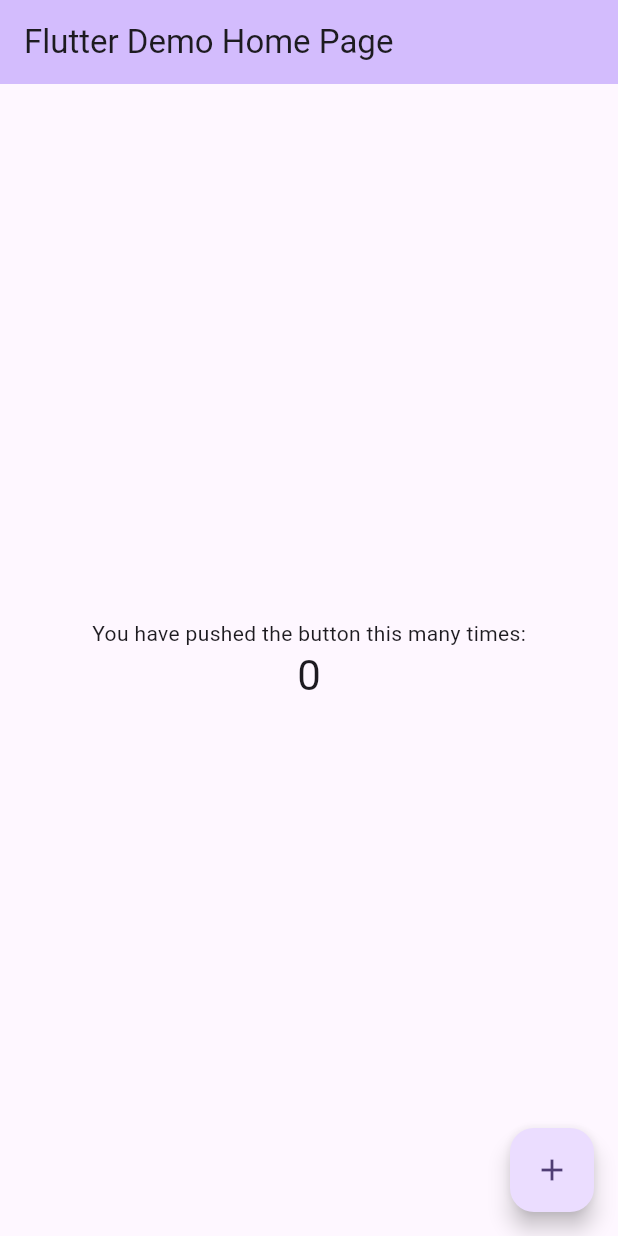
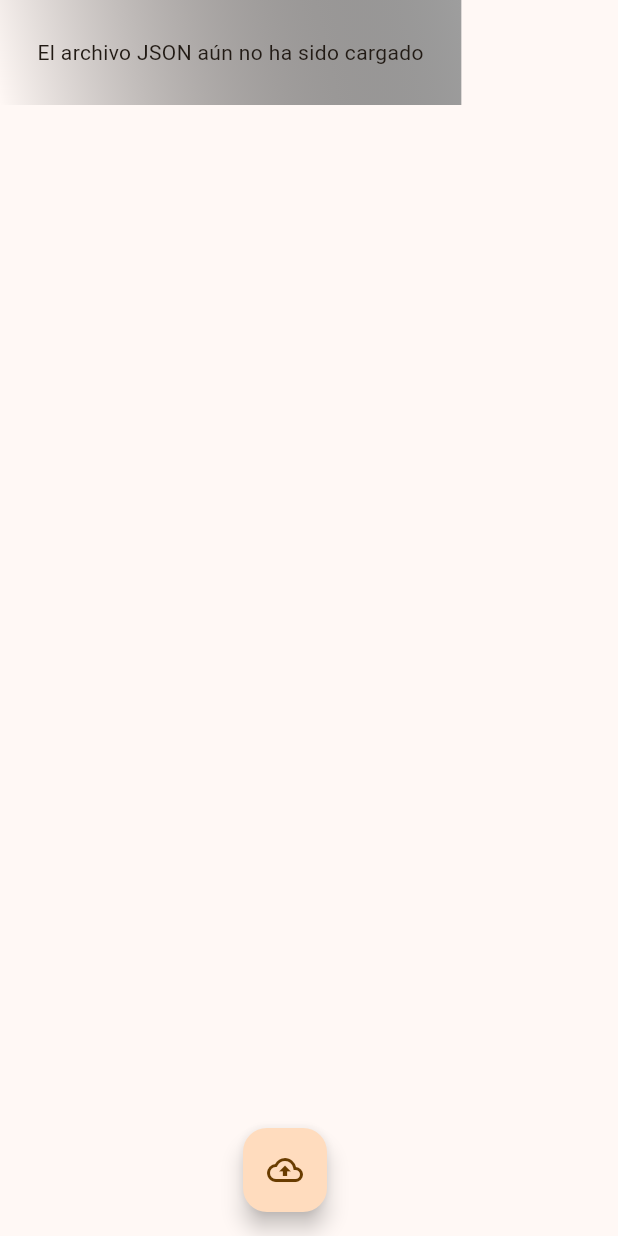
Before and after one commit to ztebo/bcf_proyecto_4, a Flutter app: the screen it shows after launch, on a phone screen of 412 x 824 dp. Run offline on Flutter 3.47's test engine with Material 3 defaults, Android fonts, the light colour scheme and no system bars.

Commit message:
Prueba de carga de JSON exitosa Se debe continuar generando la pantalla de detalles

```diff
--- a/lib/main.dart
+++ b/lib/main.dart
@@ -1,125 +1,7 @@
 import 'package:flutter/material.dart';
+import 'src/my_app.dart';
+
 
 void main() {
   runApp(const MyApp());
 }
-
-class MyApp extends StatelessWidget {
-  const MyApp({super.key});
-
-  // This widget is the root of your application.
-  @override
-  Widget build(BuildContext context) {
-    return MaterialApp(
-      title: 'Flutter Demo',
-      theme: ThemeData(
-        // This is the theme of your application.
-        //
-        // TRY THIS: Try running your application with "flutter run". You'll see
-        // the application has a purple toolbar. Then, without quitting the app,
-        // try changing the seedColor in the colorScheme below to Colors.green
-        // and then invoke "hot reload" (save your changes or press the "hot
-        // reload" button in a Flutter-supported IDE, or press "r" if you used
-        // the command line to start the app).
-        //
-        // Notice that the counter didn't reset back to zero; the application
-        // state is not lost during the reload. To reset the state, use hot
-        // restart instead.
-        //
-        // This works for code too, not just values: Most code changes can be
-        // tested with just a hot reload.
-        colorScheme: ColorScheme.fromSeed(seedColor: Colors.deepPurple),
-        useMaterial3: true,
-      ),
-      home: const MyHomePage(title: 'Flutter Demo Home Page'),
-    );
-  }
-}
-
-class MyHomePage extends StatefulWidget {
-  const MyHomePage({super.key, required this.title});
-
-  // This widget is the home page of your application. It is stateful, meaning
-  // that it has a State object (defined below) that contains fields that affect
-  // how it looks.
-
-  // This class is the configuration for the state. It holds the values (in this
-  // case the title) provided by the parent (in this case the App widget) and
-  // used by the build method of the State. Fields in a Widget subclass are
-  // always marked "final".
-
-  final String title;
-
-  @override
-  State<MyHomePage> createState() => _MyHomePageState();
-}
-
-class _MyHomePageState extends State<MyHomePage> {
-  int _counter = 0;
-
-  void _incrementCounter() {
-    setState(() {
-      // This call to setState tells the Flutter framework that something has
-      // changed in this State, which causes it to rerun the build method below
-      // so that the display can reflect the updated values. If we changed
-      // _counter without calling setState(), then the build method would not be
-      // called again, and so nothing would appear to happen.
-      _counter++;
-    });
-  }
-
-  @override
-  Widget build(BuildContext context) {
-    // This method is rerun every time setState is called, for instance as done
-    // by the _incrementCounter method above.
-    //
-    // The Flutter framework has been optimized to make rerunning build methods
-    // fast, so that you can just rebuild anything that needs updating rather
-    // than having to individually change instances of widgets.
-    return Scaffold(
-      appBar: AppBar(
-        // TRY THIS: Try changing the color here to a specific color (to
-        // Colors.amber, perhaps?) and trigger a hot reload to see the AppBar
-        // change color while the other colors stay the same.
-        backgroundColor: Theme.of(context).colorScheme.inversePrimary,
-        // Here we take the value from the MyHomePage object that was created by
-        // the App.build method, and use it to set our appbar title.
-        title: Text(widget.title),
-      ),
-      body: Center(
-        // Center is a layout widget. It takes a single child and positions it
-        // in the middle of the parent.
-        child: Column(
-          // Column is also a layout widget. It takes a list of children and
-          // arranges them vertically. By default, it sizes itself to fit its
-          // children horizontally, and tries to be as tall as its parent.
-          //
-          // Column has various properties to control how it sizes itself and
-          // how it positions its children. Here we use mainAxisAlignment to
-          // center the children vertically; the main axis here is the vertical
-          // axis because Columns are vertical (the cross axis would be
-          // horizontal).
-          //
-          // TRY THIS: Invoke "debug painting" (choose the "Toggle Debug Paint"
-          // action in the IDE, or press "p" in the console), to see the
-          // wireframe for each widget.
-          mainAxisAlignment: MainAxisAlignment.center,
-          children: <Widget>[
-            const Text(
-              'You have pushed the button this many times:',
-            ),
-            Text(
-              '$_counter',
-              style: Theme.of(context).textTheme.headlineMedium,
-            ),
-          ],
-        ),
-      ),
-      floatingActionButton: FloatingActionButton(
-        onPressed: _incrementCounter,
-        tooltip: 'Increment',
-        child: const Icon(Icons.add),
-      ), // This trailing comma makes auto-formatting nicer for build methods.
-    );
-  }
-}
--- /dev/null
+++ b/lib/src/my_app.dart
@@ -0,0 +1,40 @@
+import 'package:bcf_proyecto_21/src/test_home.dart';
+import 'package:flutter/material.dart';
+
+
+class MyApp extends StatelessWidget {
+  const MyApp({super.key});
+
+  // This widget is the root of your application.
+  @override
+  Widget build(BuildContext context) {
+    return MaterialApp(
+      title: 'Flutter Demo',
+      theme: ThemeData(
+        colorScheme: ColorScheme.fromSeed(seedColor: Colors.orange),
+        useMaterial3: true,
+      ),
+      home: const MyHomePage(title: 'Flutter Demo Home Page'),
+    );
+  }
+}
+
+class MyHomePage extends StatefulWidget {
+  const MyHomePage({super.key, required this.title});
+
+  final String title;
+
+  @override
+  State<MyHomePage> createState() => _MyHomePageState();
+}
+
+class _MyHomePageState extends State<MyHomePage> {
+
+
+  @override
+  Widget build(BuildContext context) {
+
+    // Carga de widget Scaffold
+    return const TestHome();
+  }
+}
--- /dev/null
+++ b/lib/src/test_home.dart
@@ -0,0 +1,111 @@
+// test para leer archivos json
+import 'package:flutter/material.dart';
+import 'dart:convert';
+import 'package:flutter/services.dart';
+
+
+
+class TestHome extends StatefulWidget {
+  const TestHome({ super.key });
+
+  @override
+  TestHomeState createState() => TestHomeState();
+}
+
+class TestHomeState extends State<TestHome> {
+
+  // Lista para guardar los elementos que vienen en el archivo JSON
+  List _items = [];
+
+  Future<void> cargarElementos() async {
+    if (_items.isEmpty) {
+      // Para leer el archivo json con los datos
+      final String respuesta = await rootBundle.loadString('data/sample.json');
+      final data = json.decode(respuesta);
+      setState(() {
+
+        // ignore: avoid_print
+        //print(fin);
+        _items = data["items"];
+      });
+    }
+    else {
+      // Hará esto en caso de que haya elementos paa ir alternando entre una lista con elementos
+      // y una lista vacía
+      setState(() {
+        _items = [];
+      });
+    }
+  }
+
+
+
+
+  @override
+  Widget build(BuildContext context) {
+    return Scaffold(
+      /*appBar: AppBar(
+        // TRY THIS: Try changing the color here to a specific color (to
+        // Colors.amber, perhaps?) and trigger a hot reload to see the AppBar
+        // change color while the other colors stay the same.
+        backgroundColor: Theme.of(context).colorScheme.inversePrimary,
+        // Here we take the value from the MyHomePage object that was created by
+        // the App.build method, and use it to set our appbar title.
+        title: const Text('Prueba de carga'),
+      ),*/
+      body:
+          SafeArea(
+            child: Container(
+              decoration: const BoxDecoration(
+                gradient: LinearGradient(
+                  begin: Alignment.topRight,
+                  end: Alignment.bottomLeft,
+                  colors: [Colors.grey, Colors.transparent]
+                )
+              ),
+              child: Padding(
+                padding: const EdgeInsets.all(25),
+                child: _items.isNotEmpty?ListView.builder(
+                  padding: const EdgeInsets.all(2),
+                  itemCount: _items.length,
+                  itemBuilder: (context, index) {
+                    return Card(
+                      key: ValueKey(_items[index]['name']),
+                      margin: const EdgeInsets.all(5),
+                      child: ListTile(
+                        style: ListTileStyle.list,
+                        leading: const Icon(Icons.person_2_rounded),
+                        title: Text(_items[index]['name']),
+                        subtitle: Text(_items[index]['description']),
+                        contentPadding: const EdgeInsets.all(5),
+                        //trailing: Icon(Icons.turn_right),
+                        onTap: () {
+                          // Debe llevar a la pantalla de detalles del lugar desplegando más detalles del mismo
+                        },
+                        dense: true,
+                        visualDensity: VisualDensity.compact,
+                        //trailing:Text(_items[index]['curiosity']),
+
+                      ),
+                    );
+                  }
+                ):
+                const Text('El archivo JSON aún no ha sido cargado', textAlign: TextAlign.center,),
+              ),
+            ),
+          )
+
+      ,
+      floatingActionButton: Container(
+        alignment: Alignment.bottomCenter,
+        child: FloatingActionButton(
+          onPressed: () {
+            cargarElementos();
+          },
+          tooltip: 'Increment',
+          child: const Icon(Icons.cloud_upload_outlined),
+        ),
+      ), // This trailing comma makes auto-formatting nicer for build methods.
+    );
+  }
+}
--- a/pubspec.yaml
+++ b/pubspec.yaml
@@ -59,8 +59,8 @@ flutter:
   uses-material-design: true
 
   # To add assets to your application, add an assets section, like this:
-  # assets:
-  #   - images/a_dot_burr.jpeg
+  assets:
+    - data/sample.json
   #   - images/a_dot_ham.jpeg
 
   # An image asset can refer to one or more resolution-specific "variants", see
```
Also changed, not shown: data/sample.json (added, +94 -0 lines), 1 other file.
